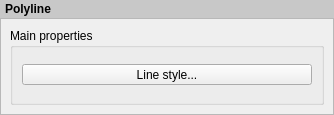
Old version of the form src/ui/layout/qgslayoutpolylinewidgetbase.ui in the repository qgis/QGIS.
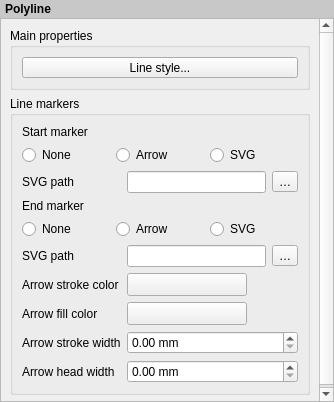
New version of the form. Custom widgets are drawn as their Qt base class.

Commit message:
[layouts][FEATURE] Port arrow functionality to polyline item
Instead of a separate (badly behaved) item type for arrows, instead
add the arrowhead options to the much nicer polyline item.

There's still a dedicated toolbar action for creating arrows, but
all this does is create a polyline with the arrowhead enabled
by default.

Diff of the .ui file:
```diff
--- a/src/ui/layout/qgslayoutpolylinewidgetbase.ui
+++ b/src/ui/layout/qgslayoutpolylinewidgetbase.ui
@@ -7,7 +7,7 @@
     <x>0</x>
     <y>0</y>
     <width>334</width>
-    <height>115</height>
+    <height>402</height>
    </rect>
   </property>
   <property name="windowTitle">
@@ -54,9 +54,9 @@
       <property name="geometry">
        <rect>
         <x>0</x>
-        <y>0</y>
+        <y>-83</y>
         <width>318</width>
-        <height>92</height>
+        <height>459</height>
        </rect>
       </property>
       <layout class="QVBoxLayout" name="mainLayout">
@@ -91,6 +91,237 @@
          </layout>
         </widget>
        </item>
+       <item>
+        <widget class="QgsCollapsibleGroupBoxBasic" name="mArrowMarkersGroupBox">
+         <property name="focusPolicy">
+          <enum>Qt::StrongFocus</enum>
+         </property>
+         <property name="title">
+          <string>Line markers</string>
+         </property>
+         <property name="syncGroup" stdset="0">
+          <string notr="true">composeritem</string>
+         </property>
+         <property name="collapsed" stdset="0">
+          <bool>false</bool>
+         </property>
+         <layout class="QGridLayout" name="gridLayout_2">
+          <item row="7" column="0">
+           <widget class="QLabel" name="label_5">
+            <property name="text">
+             <string>Arrow stroke color</string>
+            </property>
+           </widget>
+          </item>
+          <item row="9" column="1">
+           <widget class="QgsDoubleSpinBox" name="mStrokeWidthSpinBox">
+            <property name="prefix">
+             <string/>
+            </property>
+            <property name="suffix">
+             <string> mm</string>
+            </property>
+            <property name="singleStep">
+             <double>0.200000000000000</double>
+            </property>
+            <property name="showClearButton" stdset="0">
+             <bool>false</bool>
+            </property>
+           </widget>
+          </item>
+          <item row="10" column="0">
+           <widget class="QLabel" name="label_2">
+            <property name="text">
+             <string>Arrow head width</string>
+            </property>
+           </widget>
+          </item>
+          <item row="1" column="0" colspan="2">
+           <widget class="QLabel" name="label_6">
+            <property name="text">
+             <string>Start marker</string>
+            </property>
+           </widget>
+          </item>
+          <item row="10" column="1">
+           <widget class="QgsDoubleSpinBox" name="mArrowHeadWidthSpinBox">
+            <property name="prefix">
+             <string/>
+            </property>
+            <property name="suffix">
+             <string> mm</string>
+            </property>
+            <property name="showClearButton" stdset="0">
+             <bool>false</bool>
+            </property>
+           </widget>
+          </item>
+          <item row="7" column="1">
+           <widget class="QgsColorButton" name="mArrowHeadStrokeColorButton">
+            <property name="sizePolicy">
+             <sizepolicy hsizetype="Fixed" vsizetype="Fixed">
+              <horstretch>0</horstretch>
+              <verstretch>0</verstretch>
+             </sizepolicy>
+            </property>
+            <property name="minimumSize">
+             <size>
+              <width>120</width>
+              <height>0</height>
+             </size>
+            </property>
+            <property name="maximumSize">
+             <size>
+              <width>120</width>
+              <height>16777215</height>
+             </size>
+            </property>
+            <property name="text">
+             <string/>
+            </property>
+           </widget>
+          </item>
+          <item row="6" column="1">
+           <layout class="QHBoxLayout" name="horizontalLayout_2">
+            <item>
+             <widget class="QLineEdit" name="mEndMarkerLineEdit"/>
+            </item>
+            <item>
+             <widget class="QToolButton" name="mEndMarkerToolButton">
+              <property name="text">
+               <string>…</string>
+              </property>
+             </widget>
+            </item>
+           </layout>
+          </item>
+          <item row="2" column="0" colspan="2">
+           <layout class="QHBoxLayout" name="horizontalLayout_3">
+            <item>
+             <widget class="QRadioButton" name="mRadioStartNoMarker">
+              <property name="text">
+               <string>None</string>
+              </property>
+             </widget>
+            </item>
+            <item>
+             <widget class="QRadioButton" name="mRadioStartArrow">
+              <property name="text">
+               <string>Arrow</string>
+              </property>
+             </widget>
+            </item>
+            <item>
+             <widget class="QRadioButton" name="mRadioStartSVG">
+              <property name="text">
+               <string>SVG</string>
+              </property>
+             </widget>
+            </item>
+           </layout>
+          </item>
+          <item row="9" column="0">
+           <widget class="QLabel" name="label">
+            <property name="text">
+             <string>Arrow stroke width</string>
+            </property>
+           </widget>
+          </item>
+          <item row="8" column="1">
+           <widget class="QgsColorButton" name="mArrowHeadFillColorButton">
+            <property name="sizePolicy">
+             <sizepolicy hsizetype="Fixed" vsizetype="Fixed">
+              <horstretch>0</horstretch>
+              <verstretch>0</verstretch>
+             </sizepolicy>
+            </property>
+            <property name="minimumSize">
+             <size>
+              <width>120</width>
+              <height>0</height>
+             </size>
+            </property>
+            <property name="maximumSize">
+             <size>
+              <width>120</width>
+              <height>16777215</height>
+             </size>
+            </property>
+            <property name="text">
+             <string/>
+            </property>
+           </widget>
+          </item>
+          <item row="4" column="0" colspan="2">
+           <widget class="QLabel" name="label_7">
+            <property name="text">
+             <string>End marker</string>
+            </property>
+           </widget>
+          </item>
+          <item row="3" column="1">
+           <layout class="QHBoxLayout" name="horizontalLayout">
+            <item>
+             <widget class="QLineEdit" name="mStartMarkerLineEdit"/>
+            </item>
+            <item>
+             <widget class="QToolButton" name="mStartMarkerToolButton">
+              <property name="text">
+               <string>…</string>
+              </property>
+             </widget>
+            </item>
+           </layout>
+          </item>
+          <item row="5" column="0" colspan="2">
+           <layout class="QHBoxLayout" name="horizontalLayout_4">
+            <item>
+             <widget class="QRadioButton" name="mRadioEndNoMarker">
+              <property name="text">
+               <string>None</string>
+              </property>
+             </widget>
+            </item>
+            <item>
+             <widget class="QRadioButton" name="mRadioEndArrow">
+              <property name="text">
+               <string>Arrow</string>
+              </property>
+             </widget>
+            </item>
+            <item>
+             <widget class="QRadioButton" name="mRadioEndSvg">
+              <property name="text">
+               <string>SVG</string>
+              </property>
+             </widget>
+            </item>
+           </layout>
+          </item>
+          <item row="8" column="0">
+           <widget class="QLabel" name="label_4">
+            <property name="text">
+             <string>Arrow fill color</string>
+            </property>
+           </widget>
+          </item>
+          <item row="3" column="0">
+           <widget class="QLabel" name="mStartMarkerLabel">
+            <property name="text">
+             <string>SVG path</string>
+            </property>
+           </widget>
+          </item>
+          <item row="6" column="0">
+           <widget class="QLabel" name="mStartMarkerLabel_2">
+            <property name="text">
+             <string>SVG path</string>
+            </property>
+           </widget>
+          </item>
+         </layout>
+        </widget>
+       </item>
       </layout>
      </widget>
     </widget>
@@ -115,6 +346,17 @@
    <extends>QToolButton</extends>
    <header>qgssymbolbutton.h</header>
   </customwidget>
+  <customwidget>
+   <class>QgsColorButton</class>
+   <extends>QToolButton</extends>
+   <header>qgscolorbutton.h</header>
+   <container>1</container>
+  </customwidget>
+  <customwidget>
+   <class>QgsDoubleSpinBox</class>
+   <extends>QDoubleSpinBox</extends>
+   <header>qgsdoublespinbox.h</header>
+  </customwidget>
  </customwidgets>
  <tabstops>
   <tabstop>scrollArea</tabstop>
```
The commit also changes 11 other files.
